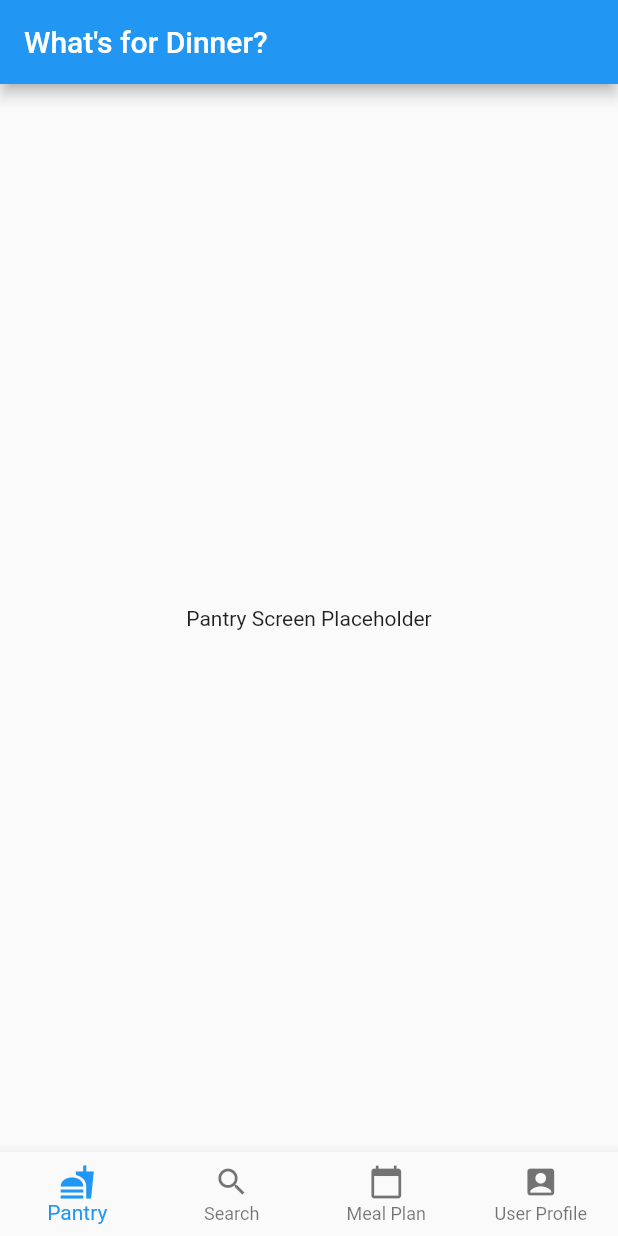
After one commit to JoJaJones/Whats-For-Dinner, a Flutter app: the screen it shows after launch, on a phone screen of 412 x 824 dp. The commit adds this screen. Run offline on Flutter 3.47's test engine with Material 2 defaults, Android fonts, the phone set to English and light mode, and no system bars.

Commit message:
basic navbar and screen placeholders

```diff
--- /dev/null
+++ b/lib/nav.dart
@@ -0,0 +1,63 @@
+import 'package:flutter/material.dart';
+import 'package:whats_for_dinner/pantry_screen.dart';
+import 'package:whats_for_dinner/search_screen.dart';
+import 'package:whats_for_dinner/planner_screen.dart';
+import 'package:whats_for_dinner/profile_screen.dart';
+
+class Nav extends StatefulWidget {
+  @override
+  _NavState createState() => _NavState();
+}
+
+class _NavState extends State<Nav> {
+  int _selectedScreen = 0;
+  List<Widget> _screenOptions = <Widget>[
+    PantryScreen(),
+    SearchScreen(),
+    PlannerScreen(),
+    ProfileScreen(),
+  ];
+
+  void _onNavTap(int index) {
+    setState(() {
+      _selectedScreen = index;
+    });
+  }
+
+  @override
+  Widget build(BuildContext context) {
+    return Scaffold(
+      appBar: AppBar(
+        title: Text('What\'s for Dinner?'),
+      ),
+      body: IndexedStack(
+        index: _selectedScreen,
+        children: _screenOptions,
+      ),
+      bottomNavigationBar: BottomNavigationBar(
+        type: BottomNavigationBarType.fixed,
+        items: <BottomNavigationBarItem>[
+          BottomNavigationBarItem(
+            icon: Icon(Icons.fastfood_sharp),
+            label: 'Pantry',
+          ),
+          BottomNavigationBarItem(
+            icon: Icon(Icons.search),
+            label: 'Search',
+          ),
+          BottomNavigationBarItem(
+            icon: Icon(Icons.calendar_today),
+            label: 'Meal Plan',
+          ),
+          BottomNavigationBarItem(
+            icon: Icon(Icons.account_box),
+            label: 'User Profile',
+          )
+        ],
+        currentIndex: _selectedScreen,
+        onTap: _onNavTap,
+      )
+
+    );
+  }
+}
--- /dev/null
+++ b/lib/pantry_screen.dart
@@ -0,0 +1,10 @@
+import 'package:flutter/material.dart';
+
+class PantryScreen extends StatelessWidget {
+  @override
+  Widget build(BuildContext context){
+    return Center(
+      child: Text('Pantry Screen Placeholder'),
+    );
+  }
+}
```
Also changed, not shown: lib/main.dart (+3 -100 lines), lib/planner_screen.dart (added, +10 -0 lines), lib/profile_screen.dart (added, +10 -0 lines), lib/search_screen.dart (added, +10 -0 lines), pubspec.lock.
